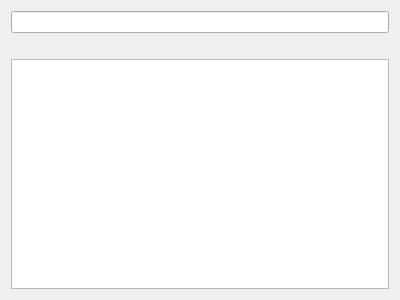
Before: the Qt Designer form src/ISearchToolWidget.ui in ntruchsess/QLandkarteGT, drawn with Qt 5.
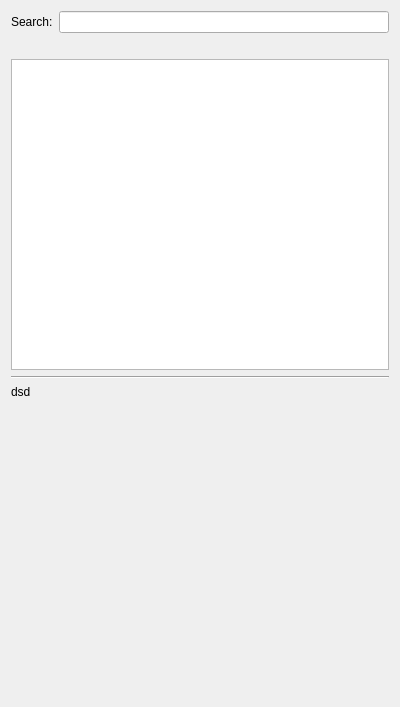
After: the same form once the commit is applied.

What changed in the file:
```diff
--- a/src/ISearchToolWidget.ui
+++ b/src/ISearchToolWidget.ui
@@ -6,7 +6,7 @@
     <x>0</x>
     <y>0</y>
     <width>400</width>
-    <height>300</height>
+    <height>707</height>
    </rect>
   </property>
   <property name="windowTitle" >
@@ -14,7 +14,18 @@
   </property>
   <layout class="QVBoxLayout" >
    <item>
-    <widget class="QLineEdit" name="lineInput" />
+    <layout class="QHBoxLayout" >
+     <item>
+      <widget class="QLabel" name="label" >
+       <property name="text" >
+        <string>Search:</string>
+       </property>
+      </widget>
+     </item>
+     <item>
+      <widget class="QLineEdit" name="lineInput" />
+     </item>
+    </layout>
    </item>
    <item>
     <widget class="QLabel" name="labelStatus" >
@@ -29,6 +40,32 @@
    <item>
     <widget class="QListWidget" name="listResults" />
    </item>
+   <item>
+    <widget class="Line" name="line" >
+     <property name="orientation" >
+      <enum>Qt::Horizontal</enum>
+     </property>
+    </widget>
+   </item>
+   <item>
+    <widget class="QLabel" name="labelSummary" >
+     <property name="sizePolicy" >
+      <sizepolicy vsizetype="MinimumExpanding" hsizetype="Preferred" >
+       <horstretch>0</horstretch>
+       <verstretch>0</verstretch>
+      </sizepolicy>
+     </property>
+     <property name="text" >
+      <string>dsd</string>
+     </property>
+     <property name="alignment" >
+      <set>Qt::AlignJustify|Qt::AlignTop</set>
+     </property>
+     <property name="wordWrap" >
+      <bool>true</bool>
+     </property>
+    </widget>
+   </item>
   </layout>
  </widget>
  <resources/>
```
